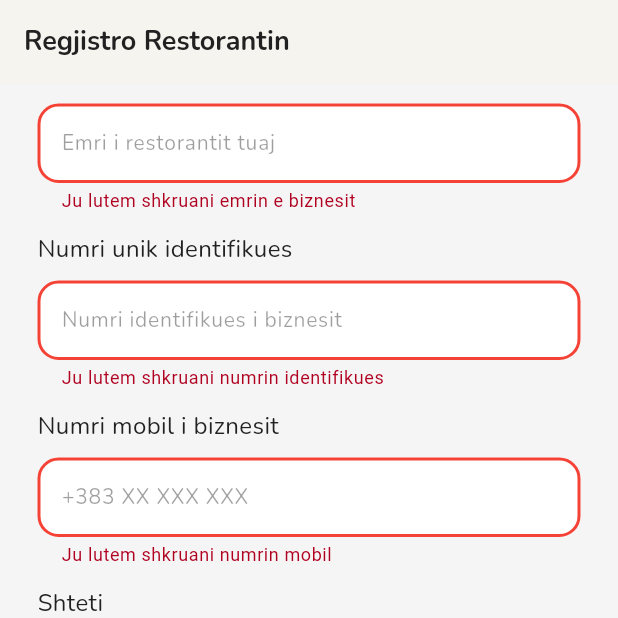
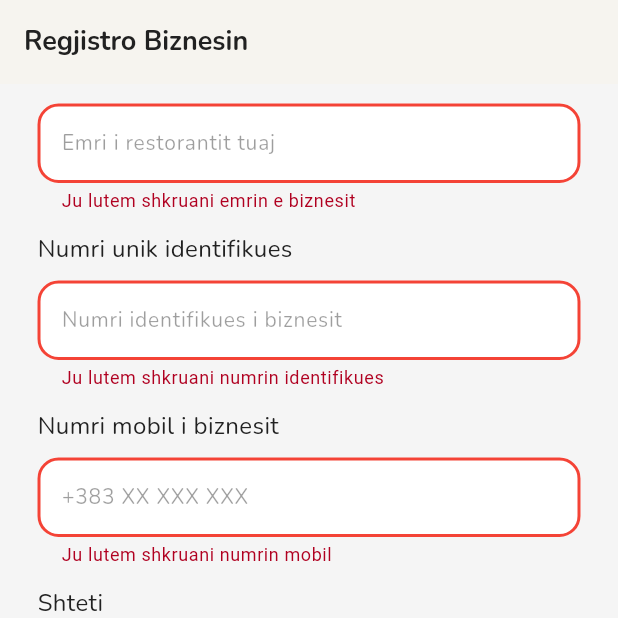
Before and after one commit to suhejbmorina99/apodel_restorant, a Flutter app: the BasicInformation screen opened directly, scrolled down 46 dp, after a tap on "Vazhdo", on a phone screen of 412 x 824 dp, the top half of it. Run offline on Flutter 3.47's test engine with Material 3 defaults, Android fonts, the light colour scheme and no system bars; our stand-ins replace firebase_auth, firebase_core, flutter_dotenv, flutter_svg, fluttertoast, google_fonts and 6 more; accounts and stored records are empty.

Commit message:
changed from restorant to biznes

```diff
--- a/lib/features/registration/presentation/pages/basic_information.dart
+++ b/lib/features/registration/presentation/pages/basic_information.dart
@@ -62,7 +62,7 @@ class _BasicInformationState extends State<BasicInformation> {
         ScaffoldMessenger.of(context).showSnackBar(
           SnackBar(
             content: Text(
-              'Restoranti u regjistrua me sukses!',
+              'Biznesi u regjistrua me sukses!',
               style: GoogleFonts.nunito(),
             ),
             backgroundColor: Colors.green,
@@ -276,7 +276,7 @@ class _BasicInformationState extends State<BasicInformation> {
         backgroundColor: Theme.of(context).colorScheme.surface,
         elevation: 0,
         title: Text(
-          'Regjistro Restorantin',
+          'Regjistro Biznesin',
           style: GoogleFonts.nunito(
             textStyle: TextStyle(
               color: Theme.of(context).colorScheme.onPrimary,
```
